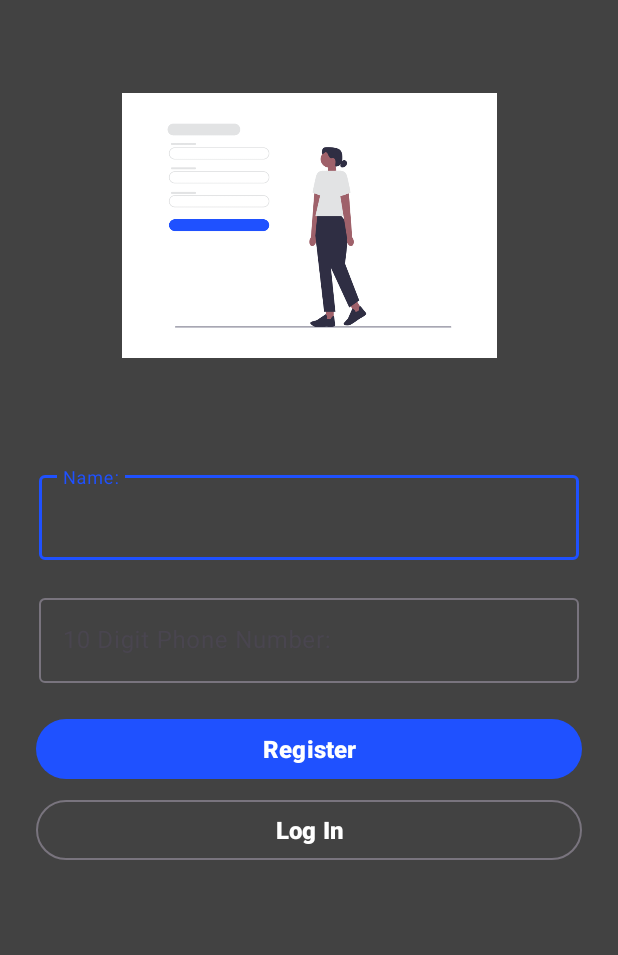
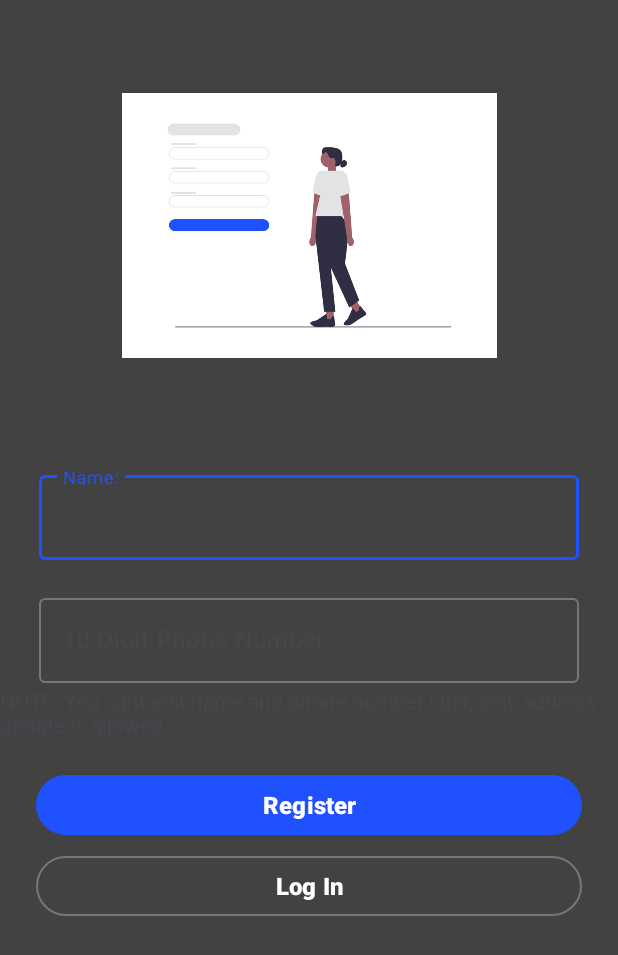
Before and after one commit to ashwanisanuraj/E-Commerce, an Android app: the RegisterActivity screen opened directly, with no data from a screen before it, on a phone screen of 412 x 824 dp. Shown: the top 955 px of the screen. Run offline under Robolectric (Android 15) with nearby library versions, the phone set to English and light mode, and no system bars; our stand-ins replace Firebase (no records; nobody signed in at launch, a user with empty details on screens opened directly); libraries missing offline, so code that uses them is left out: com.google.firestore.v1.

Commit message:
version 2.5 - added a note on register page (u cant edit name and number later) - added alert diagloue when user clicks logout - added color to logout button - added please wait message when user inputs otp

```diff
--- a/app/build.gradle.kts
+++ b/app/build.gradle.kts
@@ -16,7 +16,7 @@ android {
         minSdk = 31
         targetSdk = 34
         versionCode = 2
-        versionName = "2.0"
+        versionName = "2.4"
 
         testInstrumentationRunner = "androidx.test.runner.AndroidJUnitRunner"
     }
--- a/app/src/main/java/com/xero/myapplication/activity/OTPVerificationActivity.kt
+++ b/app/src/main/java/com/xero/myapplication/activity/OTPVerificationActivity.kt
@@ -41,6 +41,7 @@ class OTPVerificationActivity : AppCompatActivity() {
 
         builder = androidx.appcompat.app.AlertDialog.Builder(this)
             .setTitle("Verifying OTP...")
+            .setMessage("Please Wait")
             .setCancelable(false)
             .create()
         builder.show()
--- a/app/src/main/res/layout/activity_register.xml
+++ b/app/src/main/res/layout/activity_register.xml
@@ -59,6 +59,16 @@
 
     </com.google.android.material.textfield.TextInputLayout>
 
+    <TextView
+        android:id="@+id/textView19"
+        android:layout_width="wrap_content"
+        android:layout_height="wrap_content"
+        android:layout_marginTop="2dp"
+        android:text="NOTE: You cant edit name and phone number later, only address update is allowed"
+        app:layout_constraintEnd_toEndOf="parent"
+        app:layout_constraintStart_toStartOf="parent"
+        app:layout_constraintTop_toBottomOf="@+id/textInputLayout2" />
+
     <com.google.android.material.button.MaterialButton
         android:id="@+id/registerBtn"
         android:layout_width="0dp"
@@ -68,12 +78,12 @@
         android:layout_marginEnd="24dp"
         android:layout_weight="0"
         android:text="Register"
+        android:textColor="@color/white"
+        android:textSize="16sp"
         android:textStyle="bold"
-        android:textSize="16sp"
-        android:textColor="@color/white"
         app:layout_constraintEnd_toEndOf="parent"
         app:layout_constraintStart_toStartOf="parent"
-        app:layout_constraintTop_toBottomOf="@+id/textInputLayout2" />
+        app:layout_constraintTop_toBottomOf="@+id/textView19" />
 
     <com.google.android.material.button.MaterialButton
         android:id="@+id/loginfromregisterBtn"
```
Also changed, not shown: app/src/main/java/com/xero/myapplication/Fragment/ProfileFragment.kt (+25 -5 lines).
